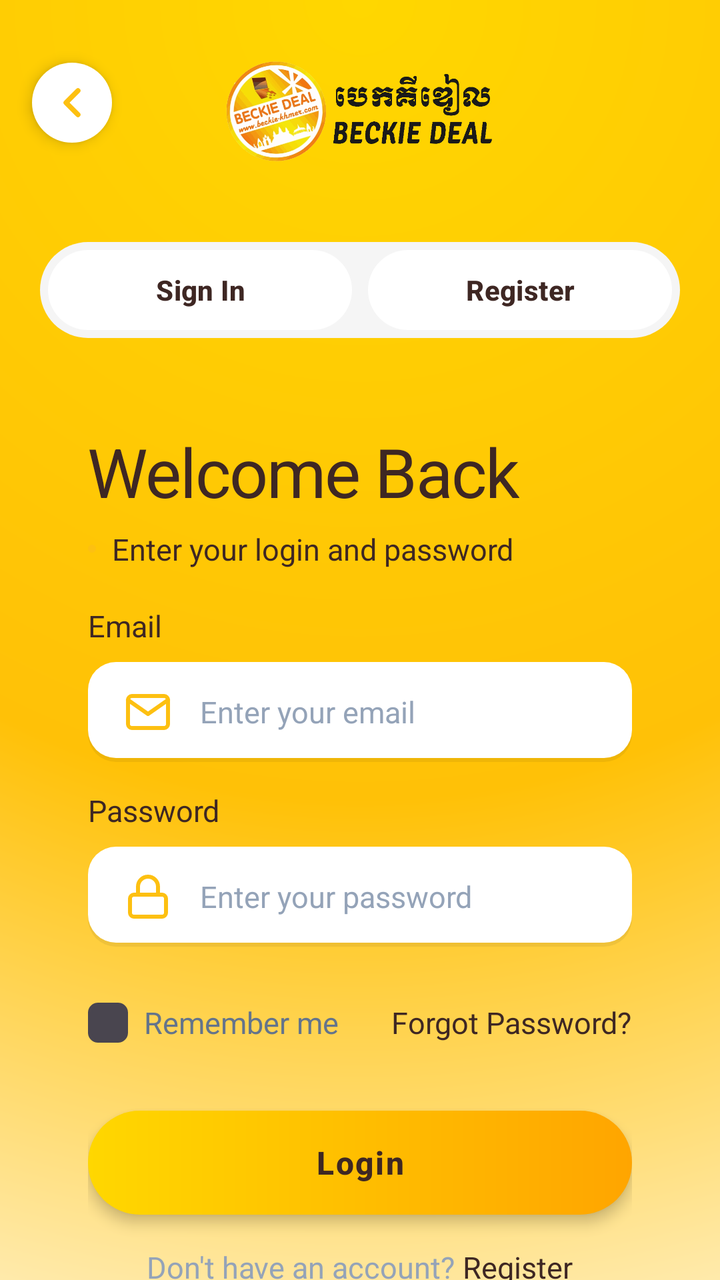
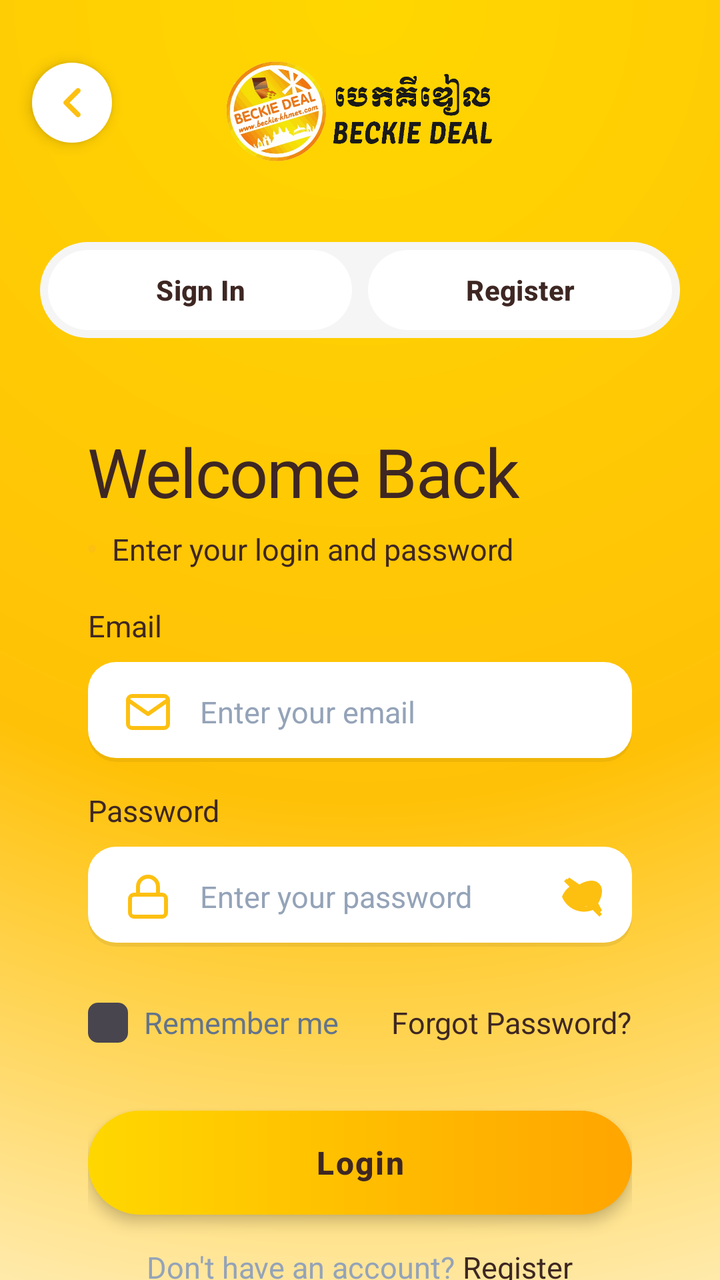

Two renders of the same Android screen: before a commit and after it. Below are the layout's source before the change and the commit's diff.
<!-- AndroidManifest.xml: application theme Theme.BeckieDealApp -->
<!-- res/layout/activity_login.xml -->
﻿<?xml version="1.0" encoding="utf-8"?>
<androidx.constraintlayout.widget.ConstraintLayout xmlns:android="http://schemas.android.com/apk/res/android"
    xmlns:app="http://schemas.android.com/apk/res-auto"
    xmlns:tools="http://schemas.android.com/tools"
    android:layout_width="match_parent"
    android:layout_height="match_parent"
    android:background="@drawable/login_radial_gradient_bg"
    android:fitsSystemWindows="true"
    tools:context=".LoginActivity">

    <androidx.core.widget.NestedScrollView
        android:layout_width="match_parent"
        android:layout_height="match_parent"
        android:fillViewport="true"
        android:overScrollMode="never">

        <LinearLayout
            android:layout_width="match_parent"
            android:layout_height="wrap_content"
            android:orientation="vertical">

            
            <FrameLayout
                android:id="@+id/loginHeaderWave"
                android:layout_width="match_parent"
                android:layout_height="wrap_content"
                android:paddingTop="20dp"
                android:paddingBottom="20dp">

                
                <ImageView
                    android:id="@+id/backButton"
                    android:layout_width="40dp"
                    android:layout_height="40dp"
                    android:layout_gravity="start|center_vertical"
                    android:layout_marginStart="16dp"
                    android:background="@drawable/login_logo_circle_bg"
                    android:contentDescription="Back"
                    android:elevation="4dp"
                    android:padding="8dp"
                    android:src="@drawable/ic_arrow_left"
                    app:tint="@color/primary" />

                
                <LinearLayout
                    android:layout_width="wrap_content"
                    android:layout_height="wrap_content"
                    android:layout_gravity="center_horizontal"
                    android:layout_marginTop="8dp"
                    android:orientation="vertical">

                    <ImageView
                        android:layout_width="150dp"
                        android:layout_height="55dp"
                        android:layout_gravity="center_horizontal"
                        android:src="@drawable/logo_light"
                        android:scaleType="fitCenter"
                        android:contentDescription="Beckie Deal Logo" />

                </LinearLayout>

            </FrameLayout>

            
            <LinearLayout
                android:layout_width="match_parent"
                android:layout_height="wrap_content"
                android:layout_gravity="center_horizontal"
                android:layout_marginTop="18dp"
                android:layout_marginBottom="20dp"
                android:layout_marginHorizontal="20dp"
                android:background="@drawable/button_toggle_container_bg"
                android:orientation="horizontal"
                android:padding="4dp">

                
                <androidx.appcompat.widget.AppCompatButton
                    android:id="@+id/signInToggle"
                    android:layout_width="0dp"
                    android:layout_height="40dp"
                    android:layout_weight="1"
                    android:layout_marginEnd="4dp"
                    android:background="@drawable/button_toggle_signin_selector"
                    app:backgroundTint="@null"
                    android:text="Sign In"
                    android:textColor="@color/button_toggle_text_color"
                    android:textSize="14sp"
                    android:textStyle="bold"
                    android:stateListAnimator="@null" />

                
                <androidx.appcompat.widget.AppCompatButton
                    android:id="@+id/registerToggle"
                    android:layout_width="0dp"
                    android:layout_height="40dp"
                    android:layout_weight="1"
                    android:layout_marginStart="4dp"
                    android:background="@drawable/button_toggle_register_selector"
                    app:backgroundTint="@null"
                    android:text="Register"
                    android:textColor="@color/button_toggle_text_color"
                    android:textSize="14sp"
                    android:textStyle="bold"
                    android:stateListAnimator="@null" />

            </LinearLayout>

            
            <FrameLayout
                android:id="@+id/formContainer"
                android:layout_width="match_parent"
                android:layout_height="wrap_content"
                android:paddingHorizontal="20dp"
                android:paddingBottom="16dp">

                
                <LinearLayout
                    android:id="@+id/loginFormSection"
                    android:layout_width="match_parent"
                    android:layout_height="wrap_content"
                    android:orientation="vertical"
                    android:elevation="8dp"
                    android:paddingHorizontal="24dp"
                    android:paddingTop="24dp"
                    android:paddingBottom="24dp">

                    
                    <TextView
                        android:layout_width="wrap_content"
                        android:layout_height="wrap_content"
                        android:text="Welcome Back"
                        android:textAppearance="@style/TextAppearance.App.AuthTitle"
                        android:textColor="@color/dark_brown" />

                    
                    <LinearLayout
                        android:layout_width="wrap_content"
                        android:layout_height="wrap_content"
                        android:layout_marginTop="6dp"
                        android:gravity="center_vertical"
                        android:orientation="horizontal">

                        <View
                            android:layout_width="4dp"
                            android:layout_height="4dp"
                            android:background="@drawable/login_logo_circle_bg"
                            android:backgroundTint="@color/primary" />

                        <TextView
                            android:layout_width="wrap_content"
                            android:layout_height="wrap_content"
                            android:layout_marginStart="8dp"
                            android:text="Enter your login and password"
                            android:textAppearance="@style/TextAppearance.App.Body"
                            android:textColor="@color/dark_brown" />
                    </LinearLayout>

                    
                    <TextView
                        android:layout_width="wrap_content"
                        android:layout_height="wrap_content"
                        android:layout_marginTop="18dp"
                        android:text="Email"
                        android:textAppearance="@style/TextAppearance.App.CardPrice"
                        android:textColor="@color/dark_brown" />

                    <EditText
                        android:id="@+id/emailInput"
                        android:layout_width="match_parent"
                        android:layout_height="50dp"
                        android:layout_marginTop="8dp"
                        android:background="@drawable/login_input_background_white"
                        android:drawableStart="@drawable/ic_email"
                        android:drawableTint="@color/primary"
                        android:drawablePadding="14dp"
                        android:hint="Enter your email"
                        android:inputType="textEmailAddress"
                        android:paddingHorizontal="18dp"
                        android:textAppearance="@style/TextAppearance.App.CardProductName"
                        android:textColorHint="@color/text_muted" />

                    
                    <TextView
                        android:layout_width="wrap_content"
                        android:layout_height="wrap_content"
                        android:layout_marginTop="14dp"
                        android:text="Password"
                        android:textAppearance="@style/TextAppearance.App.CardPrice"
                        android:textColor="@color/dark_brown" />

                    <EditText
                        android:id="@+id/passwordInput"
                        android:layout_width="match_parent"
                        android:layout_height="50dp"
                        android:layout_marginTop="8dp"
                        android:background="@drawable/login_input_background_white"
                        android:drawableStart="@drawable/ic_lock"
                        android:drawableTint="@color/primary"
                        android:drawablePadding="14dp"
                        android:hint="Enter your password"
                        android:inputType="textPassword"
                        android:paddingHorizontal="18dp"
                        android:textAppearance="@style/TextAppearance.App.CardProductName"
                        android:textColorHint="@color/text_muted" />

                    
                    <LinearLayout
                        android:layout_width="match_parent"
                        android:layout_height="wrap_content"
                        android:layout_marginTop="14dp"
                        android:gravity="center_vertical"
                        android:orientation="horizontal">

                        <CheckBox
                            android:id="@+id/rememberMe"
                            android:layout_width="wrap_content"
                            android:layout_height="wrap_content"
                            android:button="@drawable/login_checkbox_selector"
                            android:paddingStart="8dp"
                            android:text="Remember me"
                            android:textAppearance="@style/TextAppearance.App.Body"
                            android:textColor="@color/text_secondary" />

                        <View
                            android:layout_width="0dp"
                            android:layout_height="0dp"
                            android:layout_weight="1" />

                        <TextView
                            android:id="@+id/forgotPassword"
                            android:layout_width="wrap_content"
                            android:layout_height="wrap_content"
                            android:text="Forgot Password?"
                            android:textAppearance="@style/TextAppearance.App.CardPrice"
                            android:textColor="@color/dark_brown" />

                    </LinearLayout>

                    
                    <androidx.appcompat.widget.AppCompatButton
                        android:id="@+id/loginButton"
                        android:layout_width="match_parent"
                        android:layout_height="52dp"
                        android:layout_marginTop="20dp"
                        android:background="@drawable/login_button_rounded_bg"
                        app:backgroundTint="@null"
                        android:text="Login"
                        android:textAllCaps="false"
                        android:textColor="@color/dark_brown"
                        android:textSize="16sp"
                        android:textStyle="bold"
                        android:letterSpacing="0.05"
                        android:elevation="4dp"
                        android:stateListAnimator="@null" />

                    
                    <LinearLayout
                        android:layout_width="wrap_content"
                        android:layout_height="wrap_content"
                        android:layout_gravity="center"
                        android:layout_marginTop="16dp"
                        android:orientation="horizontal">

                        <TextView
                            android:layout_width="wrap_content"
                            android:layout_height="wrap_content"
                            android:text="Don't have an account? "
                            android:textAppearance="@style/TextAppearance.App.Body"
                            android:textColor="@color/text_muted" />

                        <TextView
                            android:id="@+id/registerLink"
                            android:layout_width="wrap_content"
                            android:layout_height="wrap_content"
                            android:text="Register"
                            android:textAppearance="@style/TextAppearance.App.CardPrice"
                            android:textColor="@color/dark_brown" />

                    </LinearLayout>

                </LinearLayout>

                
                <LinearLayout
                    android:id="@+id/registerFormSection"
                    android:layout_width="match_parent"
                    android:layout_height="wrap_content"
                    android:orientation="vertical"
                    android:elevation="8dp"
                    android:paddingHorizontal="24dp"
                    android:paddingTop="24dp"
                    android:paddingBottom="24dp"
                    android:visibility="gone">

                    
                    <TextView
                        android:layout_width="wrap_content"
                        android:layout_height="wrap_content"
                        android:text="Create Account"
                        android:textAppearance="@style/TextAppearance.App.AuthTitle"
                        android:textColor="@color/dark_brown" />

                    
                    <TextView
                        android:layout_width="wrap_content"
                        android:layout_height="wrap_content"
                        android:layout_marginTop="6dp"
                        android:text="Join us to get the best deals"
                        android:textAppearance="@style/TextAppearance.App.Body"
                        android:textColor="@color/dark_brown" />

                    
                    <TextView
                        android:layout_width="wrap_content"
                        android:layout_height="wrap_content"
                        android:layout_marginTop="18dp"
                        android:text="Full Name"
                        android:textAppearance="@style/TextAppearance.App.CardPrice"
                        android:textColor="@color/dark_brown" />

                    <EditText
                        android:id="@+id/nameInput"
                        android:layout_width="match_parent"
                        android:layout_height="50dp"
                        android:layout_marginTop="8dp"
                        android:background="@drawable/login_input_background_white"
                        android:drawableStart="@drawable/ic_account"
                        android:drawableTint="@color/primary"
                        android:drawablePadding="14dp"
                        android:hint="Enter your full name"
                        android:inputType="textPersonName"
                        android:paddingHorizontal="18dp" />

                    
                    <TextView
                        android:layout_width="wrap_content"
                        android:layout_height="wrap_content"
                        android:layout_marginTop="14dp"
                        android:text="Email"
                        android:textAppearance="@style/TextAppearance.App.CardPrice"
                        android:textColor="@color/dark_brown" />

                    <EditText
                        android:id="@+id/regEmailInput"
                        android:layout_width="match_parent"
                        android:layout_height="50dp"
                        android:layout_marginTop="8dp"
                        android:background="@drawable/login_input_background_white"
                        android:drawableStart="@drawable/ic_email"
                        android:drawableTint="@color/primary"
                        android:drawablePadding="14dp"
                        android:hint="Enter your email"
                        android:inputType="textEmailAddress"
                        android:paddingHorizontal="18dp" />

                    
                    <TextView
                        android:layout_width="wrap_content"
                        android:layout_height="wrap_content"
                        android:layout_marginTop="14dp"
                        android:text="Password"
                        android:textAppearance="@style/TextAppearance.App.CardPrice"
                        android:textColor="@color/dark_brown" />

                    <EditText
                        android:id="@+id/regPasswordInput"
                        android:layout_width="match_parent"
                        android:layout_height="50dp"
                        android:layout_marginTop="8dp"
                        android:background="@drawable/login_input_background_white"
                        android:drawableStart="@drawable/ic_lock"
                        android:drawableTint="@color/primary"
                        android:drawablePadding="14dp"
                        android:hint="Min. 8 characters"
                        android:inputType="textPassword"
                        android:paddingHorizontal="18dp" />

                    
                    <TextView
                        android:layout_width="wrap_content"
                        android:layout_height="wrap_content"
                        android:layout_marginTop="14dp"
                        android:text="Confirm Password"
                        android:textAppearance="@style/TextAppearance.App.CardPrice"
                        android:textColor="@color/dark_brown" />

                    <EditText
                        android:id="@+id/regConfirmPasswordInput"
                        android:layout_width="match_parent"
                        android:layout_height="50dp"
                        android:layout_marginTop="8dp"
                        android:background="@drawable/login_input_background_white"
                        android:drawableStart="@drawable/ic_lock"
                        android:drawableTint="@color/primary"
                        android:drawablePadding="14dp"
                        android:hint="Confirm your password"
                        android:inputType="textPassword"
                        android:paddingHorizontal="18dp" />

                    
                    <androidx.appcompat.widget.AppCompatButton
                        android:id="@+id/registerButton"
                        android:layout_width="match_parent"
                        android:layout_height="52dp"
                        android:layout_marginTop="24dp"
                        android:background="@drawable/login_button_rounded_bg"
                        app:backgroundTint="@null"
                        android:text="Sign Up"
                        android:textAllCaps="false"
                        android:textColor="@color/dark_brown"
                        android:textSize="16sp"
                        android:textStyle="bold"
                        android:letterSpacing="0.05"
                        android:elevation="4dp"
                        android:stateListAnimator="@null" />

                    
                    <LinearLayout
                        android:layout_width="wrap_content"
                        android:layout_height="wrap_content"
                        android:layout_gravity="center"
                        android:layout_marginTop="16dp"
                        android:orientation="horizontal">

                        <TextView
                            android:layout_width="wrap_content"
                            android:layout_height="wrap_content"
                            android:text="Already have an account? "
                            android:textAppearance="@style/TextAppearance.App.Body"
                            android:textColor="@color/text_muted" />

                        <TextView
                            android:id="@+id/loginLink"
                            android:layout_width="wrap_content"
                            android:layout_height="wrap_content"
                            android:text="Login"
                            android:textAppearance="@style/TextAppearance.App.CardPrice"
                            android:textColor="@color/dark_brown" />
                    </LinearLayout>
                </LinearLayout>
            </FrameLayout>

        </LinearLayout>
    </androidx.core.widget.NestedScrollView>

    <ProgressBar
        android:id="@+id/loginProgressBar"
        android:layout_width="wrap_content"
        android:layout_height="wrap_content"
        android:visibility="gone"
        android:elevation="10dp"
        app:layout_constraintBottom_toBottomOf="parent"
        app:layout_constraintEnd_toEndOf="parent"
        app:layout_constraintStart_toStartOf="parent"
        app:layout_constraintTop_toTopOf="parent" />

</androidx.constraintlayout.widget.ConstraintLayout>
<!-- resources referenced by this layout -->
<resources>
  <color name="dark_brown">#3E2723</color>
  <color name="primary">#FDC011</color>
  <color name="text_muted">#94A3B8</color>
  <color name="text_secondary">#64748B</color>
  <!-- drawable button_toggle_container_bg (drawable) -->
  <?xml version="1.0" encoding="utf-8"?>
  <shape xmlns:android="http://schemas.android.com/apk/res/android">
      <solid android:color="#F5F5F5" />
      <corners android:radius="28dp" />
  </shape>
  <!-- drawable login_logo_circle_bg (drawable) -->
  <?xml version="1.0" encoding="utf-8"?>
  <shape xmlns:android="http://schemas.android.com/apk/res/android"
      android:shape="oval">
      <solid android:color="@color/white_fixed" />
      <size
          android:width="100dp"
          android:height="100dp" />
  </shape>
  <style name="TextAppearance.App.CardPrice" parent="TextAppearance.Material3.BodyLarge">
          <item name="android:fontFamily">@font/synonym_semibold</item>
          <item name="android:textSize">15sp</item>
          <item name="android:letterSpacing">0</item>
          <item name="android:textColor">@color/text_primary</item>
      </style>
  <style name="Theme.BeckieDealApp" parent="Base.Theme.BeckieDealApp">
          <item name="buttonStyle">@style/Widget.App.Button</item>
          <item name="materialButtonStyle">@style/Widget.App.Button</item>
      </style>
  <color name="border_color">#E2E8F0</color>
  <color name="white_fixed">#FFFFFF</color>
  <color name="text_primary">#1E293B</color>
  <style name="Widget.App.Button" parent="Widget.Material3.Button">
          <item name="shapeAppearance">@style/ShapeAppearance.App.Button.Pill</item>
          <item name="android:textAppearance">@style/TextAppearance.App.Button</item>
      </style>
  <color name="on_primary">#FFFFFF</color>
  <color name="primary_container">#FDC011</color>
  <color name="on_primary_container">#582200</color>
  <color name="background">#F9F9F7</color>
  <color name="chip_selected_bg">#3E2723</color>
  <color name="surface">#FFFFFF</color>
  <color name="on_surface">#251913</color>
  <style name="TextAppearance.App.PriceHero" parent="TextAppearance.Material3.TitleLarge">
          <item name="android:fontFamily">@font/amulya_bold</item>
          <item name="android:textSize">22sp</item>
          <item name="android:letterSpacing">-0.01</item>
          <item name="android:textColor">@color/text_primary</item>
      </style>
  <style name="TextAppearance.App.Button" parent="TextAppearance.Material3.LabelLarge">
          <item name="android:fontFamily">@font/synonym_semibold</item>
          <item name="android:textSize">15sp</item>
          <item name="android:letterSpacing">0.01</item>
          <item name="android:textAllCaps">false</item>
      </style>
  <style name="ShapeAppearance.App.Button.Pill" parent="">
          <item name="cornerFamily">rounded</item>
          <item name="cornerSize">50%</item>
      </style>
  <color name="nav_indicator_fill">#FFF1EB</color>
  <style name="ShapeAppearance.App.BottomNav.ActiveIndicator" parent="">
          <item name="cornerFamily">rounded</item>
          <item name="cornerSize">50%</item>
      </style>
  <!-- unchanged entries left out for length: 22 -->
</resources>

<!-- the commit's change to res/layout/activity_login.xml (unified diff, before → after) -->
@@ -188,20 +188,38 @@
                         android:textAppearance="@style/TextAppearance.App.CardPrice"
                         android:textColor="@color/dark_brown" />
 
-                    <EditText
-                        android:id="@+id/passwordInput"
+                    <FrameLayout
                         android:layout_width="match_parent"
                         android:layout_height="50dp"
-                        android:layout_marginTop="8dp"
-                        android:background="@drawable/login_input_background_white"
-                        android:drawableStart="@drawable/ic_lock"
-                        android:drawableTint="@color/primary"
-                        android:drawablePadding="14dp"
-                        android:hint="Enter your password"
-                        android:inputType="textPassword"
-                        android:paddingHorizontal="18dp"
-                        android:textAppearance="@style/TextAppearance.App.CardProductName"
-                        android:textColorHint="@color/text_muted" />
+                        android:layout_marginTop="8dp">
+
+                        <EditText
+                            android:id="@+id/passwordInput"
+                            android:layout_width="match_parent"
+                            android:layout_height="match_parent"
+                            android:background="@drawable/login_input_background_white"
+                            android:drawableStart="@drawable/ic_lock"
+                            android:drawableTint="@color/primary"
+                            android:drawablePadding="14dp"
+                            android:hint="Enter your password"
+                            android:inputType="textPassword"
+                            android:paddingHorizontal="18dp"
+                            android:paddingEnd="50dp"
+                            android:textAppearance="@style/TextAppearance.App.CardProductName"
+                            android:textColorHint="@color/text_muted" />
+
+                        <ImageView
+                            android:id="@+id/togglePasswordVisibility"
+                            android:layout_width="48dp"
+                            android:layout_height="48dp"
+                            android:layout_gravity="end|center_vertical"
+                            android:background="?attr/selectableItemBackgroundBorderless"
+                            android:contentDescription="Toggle password visibility"
+                            android:padding="12dp"
+                            android:src="@drawable/ic_password_hidden"
+                            app:tint="@color/primary" />
+
+                    </FrameLayout>
 
                     
                     <LinearLayout
@@ -362,18 +380,38 @@
                         android:textAppearance="@style/TextAppearance.App.CardPrice"
                         android:textColor="@color/dark_brown" />
 
-                    <EditText
-                        android:id="@+id/regPasswordInput"
+                    <FrameLayout
                         android:layout_width="match_parent"
                         android:layout_height="50dp"
-                        android:layout_marginTop="8dp"
-                        android:background="@drawable/login_input_background_white"
-                        android:drawableStart="@drawable/ic_lock"
-                        android:drawableTint="@color/primary"
-                        android:drawablePadding="14dp"
-                        android:hint="Min. 8 characters"
-                        android:inputType="textPassword"
-                        android:paddingHorizontal="18dp" />
+                        android:layout_marginTop="8dp">
+
+                        <EditText
+                            android:id="@+id/regPasswordInput"
+                            android:layout_width="match_parent"
+                            android:layout_height="match_parent"
+                            android:background="@drawable/login_input_background_white"
+                            android:drawableStart="@drawable/ic_lock"
+                            android:drawableTint="@color/primary"
+                            android:drawablePadding="14dp"
+                            android:hint="Min. 8 characters"
+                            android:inputType="textPassword"
+                            android:paddingHorizontal="18dp"
+                            android:paddingEnd="50dp"
+                            android:textAppearance="@style/TextAppearance.App.CardProductName"
+                            android:textColorHint="@color/text_muted" />
+
+                        <ImageView
+                            android:id="@+id/toggleRegPasswordVisibility"
+                            android:layout_width="48dp"
+                            android:layout_height="48dp"
+                            android:layout_gravity="end|center_vertical"
+                            android:background="?attr/selectableItemBackgroundBorderless"
+                            android:contentDescription="Toggle password visibility"
+                            android:padding="12dp"
+                            android:src="@drawable/ic_password_hidden"
+                            app:tint="@color/primary" />
+
+                    </FrameLayout>
 
                     
                     <TextView
@@ -384,18 +422,38 @@
                         android:textAppearance="@style/TextAppearance.App.CardPrice"
                         android:textColor="@color/dark_brown" />
 
-                    <EditText
-                        android:id="@+id/regConfirmPasswordInput"
+                    <FrameLayout
                         android:layout_width="match_parent"
                         android:layout_height="50dp"
-                        android:layout_marginTop="8dp"
-                        android:background="@drawable/login_input_background_white"
-                        android:drawableStart="@drawable/ic_lock"
-                        android:drawableTint="@color/primary"
-                        android:drawablePadding="14dp"
-                        android:hint="Confirm your password"
-                        android:inputType="textPassword"
-                        android:paddingHorizontal="18dp" />
+                        android:layout_marginTop="8dp">
+
+                        <EditText
+                            android:id="@+id/regConfirmPasswordInput"
+                            android:layout_width="match_parent"
+                            android:layout_height="match_parent"
+                            android:background="@drawable/login_input_background_white"
+                            android:drawableStart="@drawable/ic_lock"
+                            android:drawableTint="@color/primary"
+                            android:drawablePadding="14dp"
+                            android:hint="Confirm your password"
+                            android:inputType="textPassword"
+                            android:paddingHorizontal="18dp"
+                            android:paddingEnd="50dp"
+                            android:textAppearance="@style/TextAppearance.App.CardProductName"
+                            android:textColorHint="@color/text_muted" />
+
+                        <ImageView
+                            android:id="@+id/toggleRegConfirmPasswordVisibility"
+                            android:layout_width="48dp"
+                            android:layout_height="48dp"
+                            android:layout_gravity="end|center_vertical"
+                            android:background="?attr/selectableItemBackgroundBorderless"
+                            android:contentDescription="Toggle password visibility"
+                            android:padding="12dp"
+                            android:src="@drawable/ic_password_hidden"
+                            app:tint="@color/primary" />
+
+                    </FrameLayout>
 
                     
                     <androidx.appcompat.widget.AppCompatButton
<!-- resource entries referenced after the edit -->
@@ -10,6 +10,16 @@
       <solid android:color="#F5F5F5" />
       <corners android:radius="28dp" />
   </shape>
+  <!-- drawable ic_password_hidden (drawable) -->
+  <vector xmlns:android="http://schemas.android.com/apk/res/android"
+      android:width="24dp"
+      android:height="24dp"
+      android:viewportWidth="24"
+      android:viewportHeight="24">
+    <path
+        android:fillColor="@android:color/black"
+        android:pathData="M11.83,9L15.23,12.4c0.15,-0.48 0.23,-0.99 0.23,-1.4 0,-2.76 -2.24,-5 -5,-5c-0.41,0 -0.92,0.08 -1.4,0.23L11.83,9zM19.08,15.3c1.09,-1.77 1.92,-3.95 1.92,-6.3 0,-2.76 -2.24,-5 -5,-5 -2.35,0 -4.53,0.83 -6.3,1.92L4.6,2.43 3.19,3.84l16.37,16.37 1.41,-1.41L19.08,15.3zM12,17c2.76,0 5,-2.24 5,-5 0,-0.55 -0.1,-1.08 -0.26,-1.59L12.74,16.74c0.51,0.16 1.04,0.26 1.26,0.26zM2,4.27l2.28,2.28 0.46,0.46C3.08,8.3 1.78,10.02 1,12c1.73,4.39 6,7.5 11,7.5 1.55,0 3.03,-0.3 4.38,-0.84l0.42,0.42L19.73,22 21,20.73 3.27,3 2,4.27z"/>
+  </vector>
   <!-- drawable login_logo_circle_bg (drawable) -->
   <?xml version="1.0" encoding="utf-8"?>
   <shape xmlns:android="http://schemas.android.com/apk/res/android"
